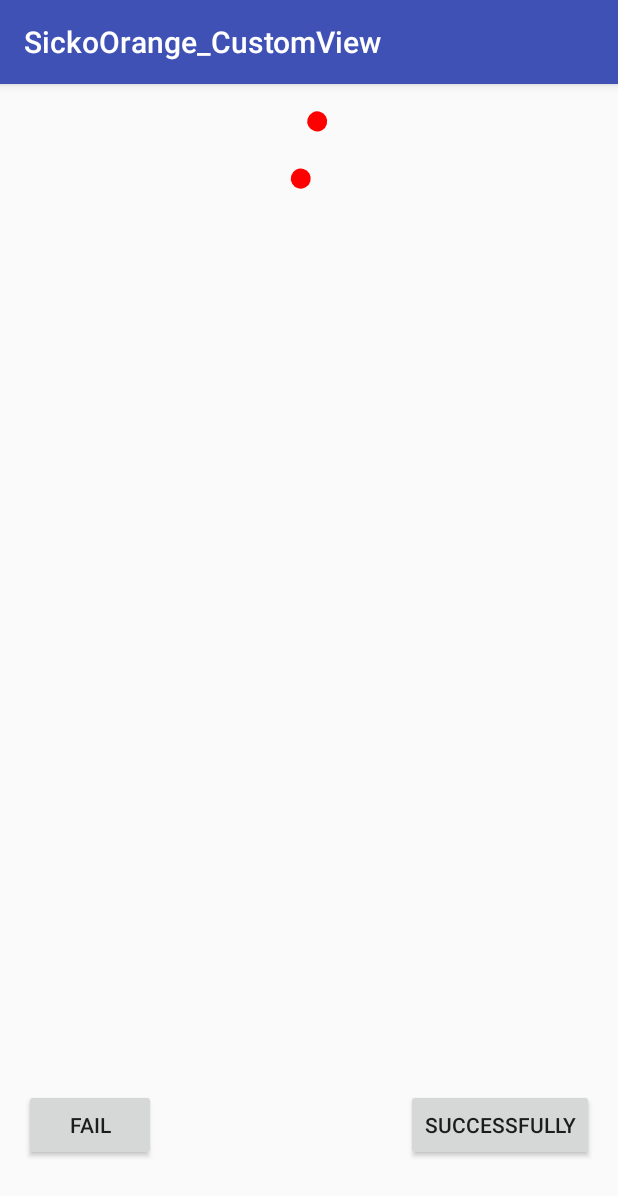
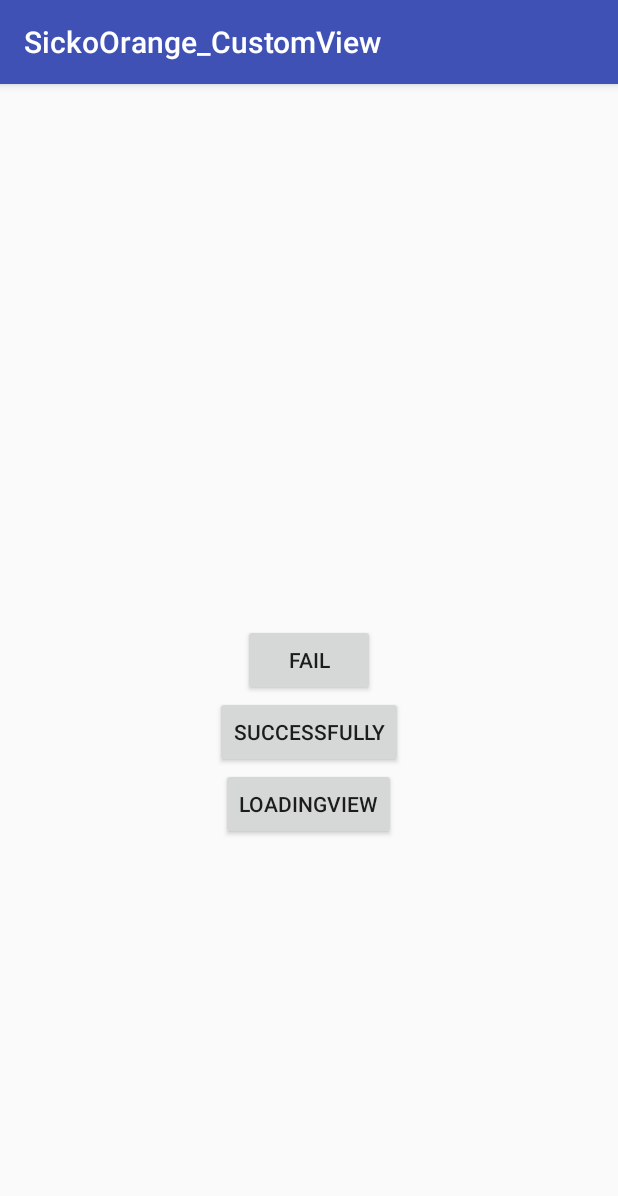
Before and after one commit to SickoOrange/SickoOrange_CustomView, an Android app: the screen it shows after launch (MainActivity), on a phone screen of 412 x 824 dp. Shown: the top 1196 px of the screen. Run offline under Robolectric (Android 15) with nearby library versions, the phone set to English and light mode, and no system bars.

Commit message:
2.commit

```diff
--- a/app/src/main/java/com/example/orange/sickoorange_customview/LoadingView.java
+++ b/app/src/main/java/com/example/orange/sickoorange_customview/LoadingView.java
@@ -43,11 +43,11 @@ public class LoadingView extends View {
 
     private void init() {
         mPaintOne = new Paint();
-        mPaintOne.setColor(Color.RED);
+        mPaintOne.setColor(Color.WHITE);
         mPaintOne.setAntiAlias(true);
 
         mPaintTwo = new Paint();
-        mPaintTwo.setColor(Color.RED);
+        mPaintTwo.setColor(Color.WHITE);
         mPaintTwo.setAntiAlias(true);
         path = new Path();
     }
--- a/app/src/main/java/com/example/orange/sickoorange_customview/MainActivity.java
+++ b/app/src/main/java/com/example/orange/sickoorange_customview/MainActivity.java
@@ -12,6 +12,8 @@ public class MainActivity extends AppCompatActivity implements View.OnClickListe
     private SuccessView successView;
     private View myView;
     private AlertDialog dialog;
+    private AlertDialog loadingDialog;
+    private Button loadingview;
 
     @Override
     protected void onCreate(Bundle savedInstanceState) {
@@ -22,11 +24,15 @@ public class MainActivity extends AppCompatActivity implements View.OnClickListe
         successView = (SuccessView) myView.findViewById(R.id.loadingView);
         dialog = new AlertDialog.Builder(this).setView(myView).
                 setNegativeButton("OK", null).create();
+        loadingDialog = new AlertDialog.Builder(this).setView(this.getLayoutInflater().
+                inflate(R.layout.loadingview, null)).setNegativeButton("OK", null).create();
 
         Success = (Button) findViewById(R.id.success);
         Fail = (Button) findViewById(R.id.fail);
+        loadingview = (Button) findViewById(R.id.myLoading);
         Success.setOnClickListener(this);
         Fail.setOnClickListener(this);
+        loadingview.setOnClickListener(this);
 
 
     }
@@ -46,6 +52,9 @@ public class MainActivity extends AppCompatActivity implements View.OnClickListe
                 successView.setStart(true);
                 dialog.show();
                 break;
+            case R.id.myLoading:
+                loadingDialog.show();
+
         }
     }
 }
--- a/app/src/main/res/layout/activity_main.xml
+++ b/app/src/main/res/layout/activity_main.xml
@@ -1,35 +1,31 @@
 <?xml version="1.0" encoding="utf-8"?>
 <RelativeLayout xmlns:android="http://schemas.android.com/apk/res/android"
     android:layout_width="match_parent"
-    android:layout_height="match_parent"
-    android:paddingBottom="@dimen/activity_vertical_margin"
-    android:paddingLeft="@dimen/activity_horizontal_margin"
-    android:paddingRight="@dimen/activity_horizontal_margin"
-    android:paddingTop="@dimen/activity_vertical_margin">
+    android:layout_height="match_parent">
 
-    <com.example.orange.sickoorange_customview.LoadingView
-        android:layout_width="?attr/actionBarSize"
-        android:layout_height="?attr/actionBarSize"
-        android:layout_alignParentTop="true"
-        android:layout_centerHorizontal="true" />
 
     <Button
         android:id="@+id/success"
         android:layout_width="wrap_content"
         android:layout_height="wrap_content"
-        android:layout_alignParentBottom="true"
-        android:layout_alignParentEnd="true"
-        android:layout_alignParentRight="true"
-        android:layout_marginBottom="34dp"
-        android:text="Successfully" />
+        android:text="Successfully"
+        android:layout_below="@+id/fail"
+        android:layout_centerHorizontal="true" />
 
     <Button
         android:id="@+id/fail"
         android:layout_width="wrap_content"
         android:layout_height="wrap_content"
-        android:layout_alignTop="@+id/success"
-        android:layout_marginEnd="40dp"
-        android:layout_marginRight="40dp"
-        android:text="Fail" />
+        android:text="Fail"
+        android:layout_centerVertical="true"
+        android:layout_centerHorizontal="true" />
+
+    <Button
+        android:layout_width="wrap_content"
+        android:layout_height="wrap_content"
+        android:text="LoadingView"
+        android:id="@+id/myLoading"
+        android:layout_below="@+id/success"
+        android:layout_centerHorizontal="true" />
 
 </RelativeLayout>
--- /dev/null
+++ b/app/src/main/res/layout/loadingview.xml
@@ -0,0 +1,13 @@
+<?xml version="1.0" encoding="utf-8"?>
+<LinearLayout xmlns:android="http://schemas.android.com/apk/res/android"
+    android:layout_width="match_parent"
+    android:layout_height="match_parent"
+    android:background="#1C9AF3"
+    android:orientation="vertical">
+
+    <com.example.orange.sickoorange_customview.LoadingView
+        android:layout_gravity="center"
+        android:layout_width="?attr/actionBarSize"
+        android:layout_height="?attr/actionBarSize" />
+
+</LinearLayout>
--- a/app/src/main/res/layout/success_dialog.xml
+++ b/app/src/main/res/layout/success_dialog.xml
@@ -1,6 +1,5 @@
 <?xml version="1.0" encoding="utf-8"?>
 <RelativeLayout xmlns:android="http://schemas.android.com/apk/res/android"
-    android:id="@+id/rl"
     android:background="#1C9AF3"
     android:layout_width="match_parent"
     android:layout_height="match_parent">
```
